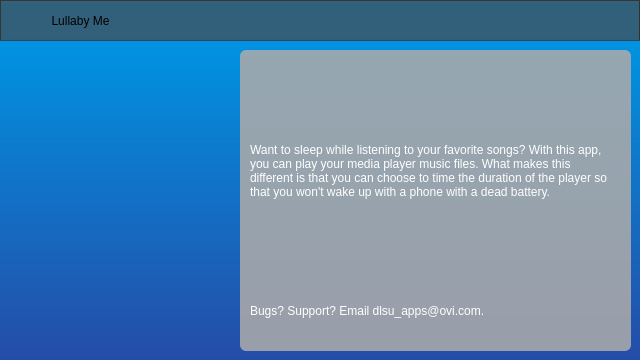
Above: mainwindow.ui from TheProjecter/lullaby-me before the change. Below: the same form after it.
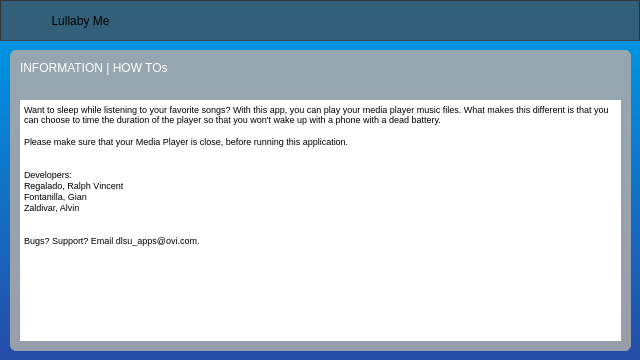
That is the form after the change. The open tabs and pages were chosen to show the change. Icons and pictures are not drawn.

Commit message: appended instructions, update UI

```diff
--- a/mainwindow.ui
+++ b/mainwindow.ui
@@ -960,9 +960,9 @@
       <widget class="QFrame" name="frm_player_2">
        <property name="geometry">
         <rect>
-         <x>240</x>
+         <x>10</x>
          <y>10</y>
-         <width>391</width>
+         <width>621</width>
          <height>301</height>
         </rect>
        </property>
@@ -982,35 +982,6 @@
        <property name="frameShadow">
         <enum>QFrame::Raised</enum>
        </property>
-       <widget class="QLabel" name="label_3">
-        <property name="geometry">
-         <rect>
-          <x>10</x>
-          <y>20</y>
-          <width>361</width>
-          <height>201</height>
-         </rect>
-        </property>
-        <property name="text">
-         <string>Want to sleep while listening to your favorite songs? With this app, you can play your media player music files. What makes this different is that you can choose to time the duration of the player so that you won't wake up with a phone with a dead battery.</string>
-        </property>
-        <property name="wordWrap">
-         <bool>true</bool>
-        </property>
-       </widget>
-       <widget class="QLabel" name="label_4">
-        <property name="geometry">
-         <rect>
-          <x>10</x>
-          <y>230</y>
-          <width>351</width>
-          <height>61</height>
-         </rect>
-        </property>
-        <property name="text">
-         <string>Bugs? Support? Email dlsu_apps@ovi.com.</string>
-        </property>
-       </widget>
        <widget class="QLabel" name="label_5">
         <property name="geometry">
          <rect>
@@ -1024,6 +995,50 @@
          <string/>
         </property>
        </widget>
+       <widget class="QTextBrowser" name="textBrowser">
+        <property name="geometry">
+         <rect>
+          <x>10</x>
+          <y>50</y>
+          <width>601</width>
+          <height>241</height>
+         </rect>
+        </property>
+        <property name="styleSheet">
+         <string notr="true">background: none;</string>
+        </property>
+        <property name="html">
+         <string>&lt;!DOCTYPE HTML PUBLIC &quot;-//W3C//DTD HTML 4.0//EN&quot; &quot;http://www.w3.org/TR/REC-html40/strict.dtd&quot;&gt;
+&lt;html&gt;&lt;head&gt;&lt;meta name=&quot;qrichtext&quot; content=&quot;1&quot; /&gt;&lt;style type=&quot;text/css&quot;&gt;
+p, li { white-space: pre-wrap; }
+&lt;/style&gt;&lt;/head&gt;&lt;body style=&quot; font-family:'MS Shell Dlg 2'; font-size:8.25pt; font-weight:400; font-style:normal;&quot;&gt;
+&lt;p style=&quot; margin-top:0px; margin-bottom:0px; margin-left:0px; margin-right:0px; -qt-block-indent:0; text-indent:0px;&quot;&gt;&lt;span style=&quot; font-size:7pt;&quot;&gt;Want to sleep while listening to your favorite songs? With this app, you can play your media player music files. What makes this different is that you can choose to time the duration of the player so that you won't wake up with a phone with a dead battery.&lt;/span&gt;&lt;/p&gt;
+&lt;p style=&quot;-qt-paragraph-type:empty; margin-top:0px; margin-bottom:0px; margin-left:0px; margin-right:0px; -qt-block-indent:0; text-indent:0px; font-size:7pt;&quot;&gt;&lt;/p&gt;
+&lt;p style=&quot; margin-top:0px; margin-bottom:0px; margin-left:0px; margin-right:0px; -qt-block-indent:0; text-indent:0px;&quot;&gt;&lt;span style=&quot; font-size:7pt;&quot;&gt;Please make sure that your Media Player is close, before running this application.&lt;/span&gt;&lt;/p&gt;
+&lt;p style=&quot;-qt-paragraph-type:empty; margin-top:0px; margin-bottom:0px; margin-left:0px; margin-right:0px; -qt-block-indent:0; text-indent:0px; font-size:7pt;&quot;&gt;&lt;/p&gt;
+&lt;p style=&quot;-qt-paragraph-type:empty; margin-top:0px; margin-bottom:0px; margin-left:0px; margin-right:0px; -qt-block-indent:0; text-indent:0px; font-size:7pt;&quot;&gt;&lt;/p&gt;
+&lt;p style=&quot; margin-top:0px; margin-bottom:0px; margin-left:0px; margin-right:0px; -qt-block-indent:0; text-indent:0px;&quot;&gt;&lt;span style=&quot; font-size:7pt;&quot;&gt;Developers:&lt;/span&gt;&lt;/p&gt;
+&lt;p style=&quot; margin-top:0px; margin-bottom:0px; margin-left:0px; margin-right:0px; -qt-block-indent:0; text-indent:0px;&quot;&gt;&lt;span style=&quot; font-size:7pt;&quot;&gt;Regalado, Ralph Vincent&lt;/span&gt;&lt;/p&gt;
+&lt;p style=&quot; margin-top:0px; margin-bottom:0px; margin-left:0px; margin-right:0px; -qt-block-indent:0; text-indent:0px;&quot;&gt;&lt;span style=&quot; font-size:7pt;&quot;&gt;Fontanilla, Gian&lt;/span&gt;&lt;/p&gt;
+&lt;p style=&quot; margin-top:0px; margin-bottom:0px; margin-left:0px; margin-right:0px; -qt-block-indent:0; text-indent:0px;&quot;&gt;&lt;span style=&quot; font-size:7pt;&quot;&gt;Zaldivar, Alvin&lt;/span&gt;&lt;/p&gt;
+&lt;p style=&quot;-qt-paragraph-type:empty; margin-top:0px; margin-bottom:0px; margin-left:0px; margin-right:0px; -qt-block-indent:0; text-indent:0px; font-size:7pt;&quot;&gt;&lt;/p&gt;
+&lt;p style=&quot;-qt-paragraph-type:empty; margin-top:0px; margin-bottom:0px; margin-left:0px; margin-right:0px; -qt-block-indent:0; text-indent:0px; font-size:7pt;&quot;&gt;&lt;/p&gt;
+&lt;p style=&quot; margin-top:0px; margin-bottom:0px; margin-left:0px; margin-right:0px; -qt-block-indent:0; text-indent:0px;&quot;&gt;&lt;span style=&quot; font-size:7pt;&quot;&gt;Bugs? Support? Email dlsu_apps@ovi.com.&lt;/span&gt;&lt;/p&gt;&lt;/body&gt;&lt;/html&gt;</string>
+        </property>
+       </widget>
+       <widget class="QLabel" name="label_3">
+        <property name="geometry">
+         <rect>
+          <x>10</x>
+          <y>10</y>
+          <width>241</width>
+          <height>16</height>
+         </rect>
+        </property>
+        <property name="text">
+         <string>INFORMATION | HOW TOs</string>
+        </property>
+       </widget>
       </widget>
      </widget>
      <widget class="QWidget" name="page_3">
```
